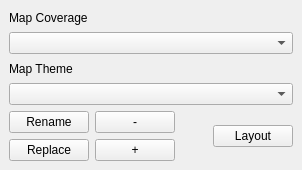
Before: the Qt Designer form thematic_maps_dockwidget_base.ui in LBI-brown/thematic-maps, drawn with Qt 5.
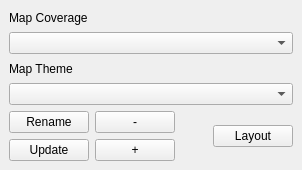
After: the same form once the commit is applied.

What changed in the file:
```diff
--- a/thematic_maps_dockwidget_base.ui
+++ b/thematic_maps_dockwidget_base.ui
@@ -79,7 +79,7 @@
        <string>Replace theme in dropdown box with what is actually on map</string>
       </property>
       <property name="text">
-       <string>Replace</string>
+       <string>Update</string>
       </property>
      </widget>
     </item>
```
Left out of the diff: 2 changed lines with no effect on the pictures.
